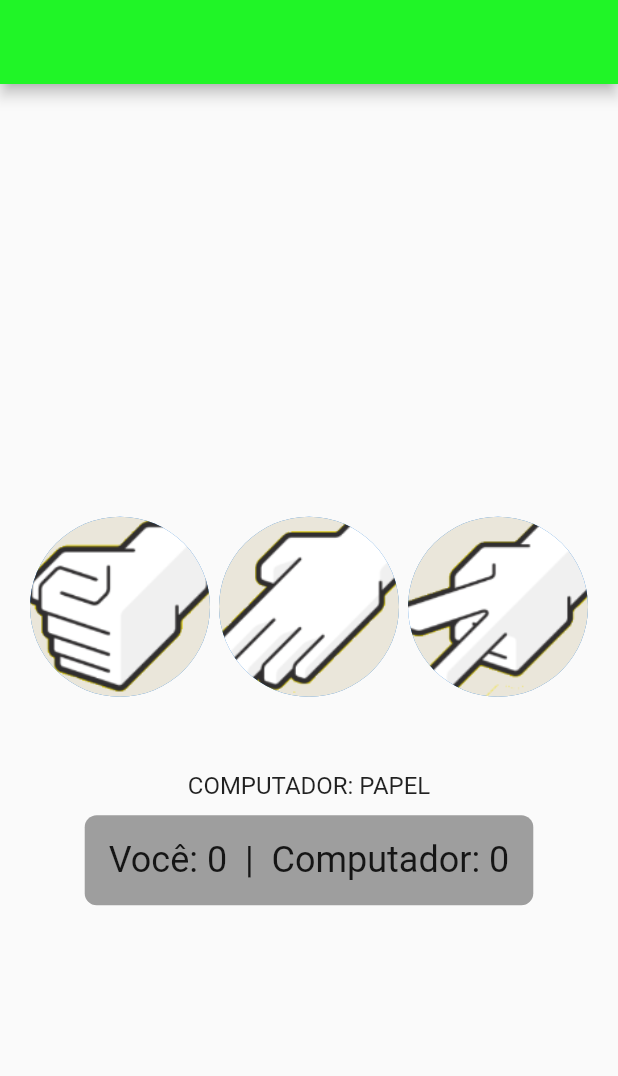
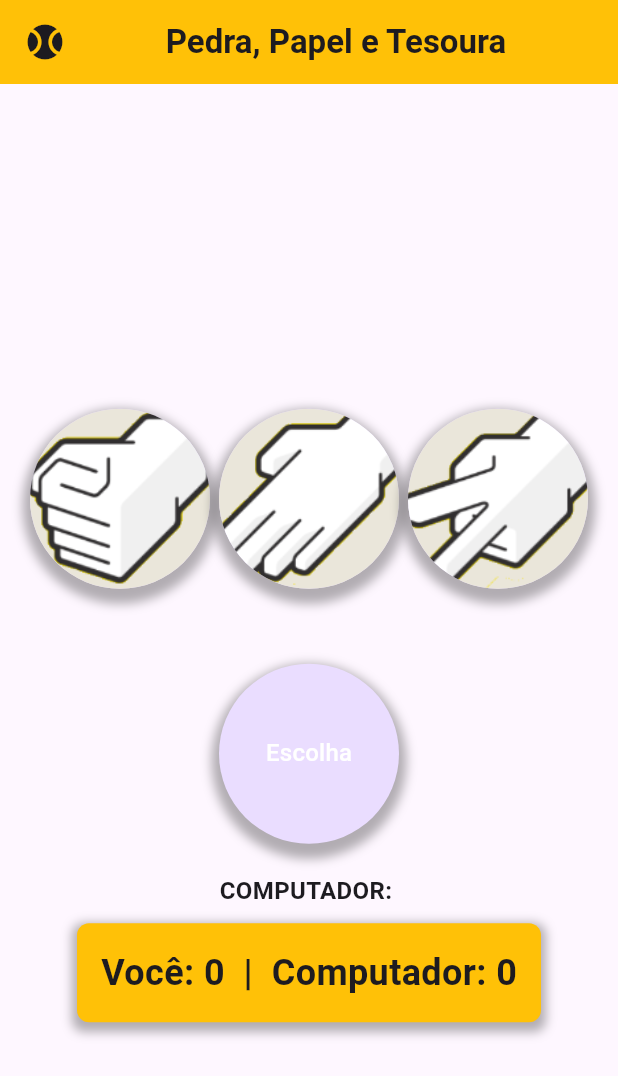
Before and after one commit to GabriellMonteiro/flutter-prova, a Flutter app: the screen it shows after launch, on a phone screen of 412 x 824 dp. Shown: the top 1076 px of the screen. Run offline on Flutter 3.47's test engine with Material 3 defaults, Android fonts, the phone set to English and light mode, and no system bars.

Commit message:
melhoras na interface e experiencia do usuário

```diff
--- a/lib/main.dart
+++ b/lib/main.dart
@@ -3,9 +3,10 @@ import 'package:flutter_application_1/views/page_jokempo.dart';
 
 void main() {
   runApp(MaterialApp(
+    debugShowCheckedModeBanner: false,
+    theme: ThemeData(
+      useMaterial3: true
+    ),
     home: const JokempoPage(),
-    theme: ThemeData(
-      useMaterial3: false
-    ),
   ));
 }
--- a/lib/views/page_jokempo.dart
+++ b/lib/views/page_jokempo.dart
@@ -13,6 +13,7 @@ class _JokempoPageState extends State<JokempoPage> {
   int playerScore = 0;
   int computerScore = 0;
   String resultMessage = '';
+  String computerChoice = '';
 
   final List<String> choices = ['PEDRA', 'PAPEL', 'TESOURA'];
 
@@ -24,7 +25,7 @@ class _JokempoPageState extends State<JokempoPage> {
 
   void playGame(String playerChoice) {
     final random = Random();
-    String computerChoice = choices[random.nextInt(choices.length)];
+    computerChoice = choices[random.nextInt(choices.length)];
 
     if (playerChoice == computerChoice) {
       resultMessage = 'Empatou!';
@@ -44,7 +45,23 @@ class _JokempoPageState extends State<JokempoPage> {
   Widget build(BuildContext context) {
     return Scaffold(
       appBar: AppBar(
-        backgroundColor: const Color.fromARGB(255, 32, 245, 39),
+        backgroundColor: Colors.amber,
+        title: Row(
+          children: [
+            Icon(Icons.sports_baseball, size: 28),
+            SizedBox(width: 8),
+            Expanded(
+              child: Text(
+                "Pedra, Papel e Tesoura",
+                style: TextStyle(
+                  fontSize: 22,
+                  fontWeight: FontWeight.bold,
+                ),
+                textAlign: TextAlign.center,
+              ),
+            ),
+          ],
+        ),
       ),
       body: Padding(
         padding: EdgeInsets.all(14.0),
@@ -62,28 +79,76 @@ class _JokempoPageState extends State<JokempoPage> {
                 String imagePath = 'assets/images/${choice}.png';
                 return GestureDetector(
                   onTap: () => playGame(choice),
-                  child: CircleAvatar(
-                    radius: 60,
-                    backgroundImage: AssetImage(imagePath),
+                  child: Container(
+                    decoration: BoxDecoration(
+                      shape: BoxShape.circle,
+                      boxShadow: [
+                        BoxShadow(
+                          color: Colors.black.withOpacity(0.3),
+                          spreadRadius: 5,
+                          blurRadius: 5,
+                          offset: Offset(0, 5),
+                        ),
+                      ],
+                    ),
+                    child: CircleAvatar(
+                      radius: 60,
+                      backgroundImage: AssetImage(imagePath),
+                    ),
                   ),
                 );
               }).toList(),
             ),
             SizedBox(height: 50),
+            Container(
+              decoration: BoxDecoration(
+                shape: BoxShape.circle,
+                boxShadow: [
+                  BoxShadow(
+                    color: Colors.black.withOpacity(0.3),
+                    spreadRadius: 5,
+                    blurRadius: 5,
+                    offset: Offset(0, 5),
+                  ),
+                ],
+              ),
+              child: CircleAvatar(
+                radius: 60,
+                backgroundImage: computerChoice.isNotEmpty
+                    ? AssetImage('assets/images/${computerChoice}.png')
+                    : null,
+                child: computerChoice.isEmpty
+                    ? Text(
+                        'Escolha',
+                        style: TextStyle(color: Colors.white),
+                      )
+                    : null,
+              ),
+            ),
+            SizedBox(height: 20),
             Text(
-              'COMPUTADOR: ${choices[Random().nextInt(choices.length)].toUpperCase()}',
-              style: TextStyle(fontSize: 16),
+              'COMPUTADOR: ${computerChoice.toUpperCase()}',
+              style: TextStyle(fontSize: 16, fontWeight: FontWeight.bold),
             ),
             Container(
               padding: EdgeInsets.all(16.0),
               margin: EdgeInsets.symmetric(vertical: 10.0),
               decoration: BoxDecoration(
-                color: Colors.grey,
+                color: Colors.amber,
                 borderRadius: BorderRadius.circular(8.0),
+                boxShadow: [
+                  BoxShadow(
+                    color: Colors.black.withOpacity(0.3),
+                    spreadRadius: 3,
+                    blurRadius: 5,
+                    offset: Offset(0, 3),
+                  ),
+                ],
               ),
               child: Text(
                 'Você: $playerScore  |  Computador: $computerScore',
                 style: const TextStyle(
+                  fontWeight: FontWeight.bold,
                   fontSize: 24,
                 ),
               ),
```
